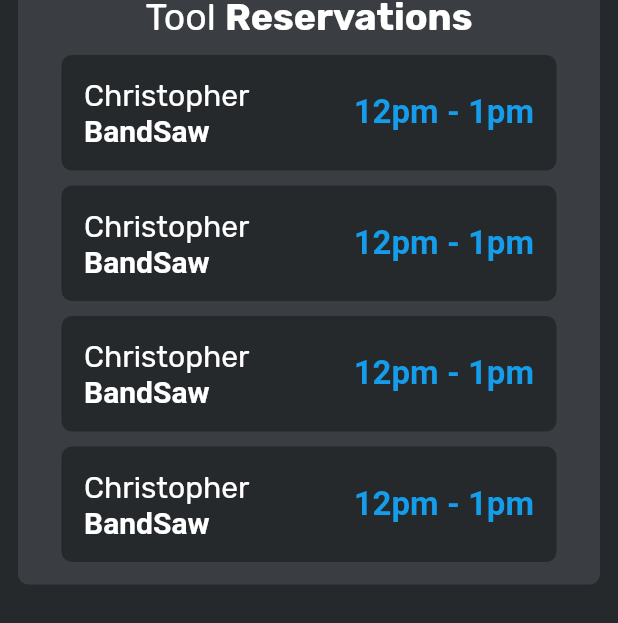
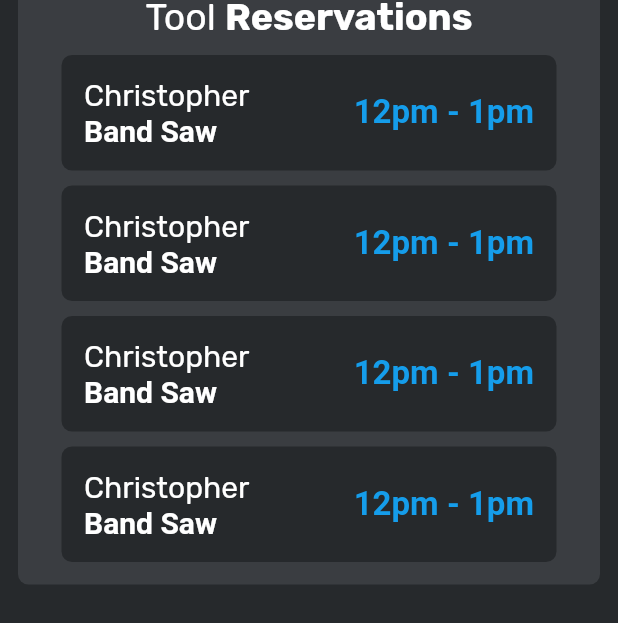
Before and after one commit to Team-Optix-3749/OptixToolkit, a Flutter app: the screen it shows once a user with an empty profile is signed in, item 2 of the bottom bar chosen, on a phone screen of 412 x 824 dp. Shown: the part 275-898 px from the top of the screen. Run offline on Flutter 3.47's test engine with Material 2 defaults, Android fonts, the phone set to English and light mode, and no system bars; our stand-ins replace cloud_firestore, firebase_auth, google_fonts, percent_indicator; accounts and stored records are empty.

Commit message:
we do can spel trust much indeed

```diff
--- a/lib/screens/pages/PartsPage.dart
+++ b/lib/screens/pages/PartsPage.dart
@@ -129,7 +129,7 @@ class PartsWidget extends StatelessWidget {
                                             text: "Christopher\n",
                                           ),
                                           TextSpan(
-                                            text: "BandSaw",
+                                            text: "Band Saw",
                                             style: TextStyle(
                                               fontWeight: FontWeight.bold,
                                             ),
@@ -186,7 +186,7 @@ class PartsWidget extends StatelessWidget {
                                             text: "Christopher\n",
                                           ),
                                           TextSpan(
-                                            text: "BandSaw",
+                                            text: "Band Saw",
                                             style: TextStyle(
                                               fontWeight: FontWeight.bold,
                                             ),
@@ -243,7 +243,7 @@ class PartsWidget extends StatelessWidget {
                                             text: "Christopher\n",
                                           ),
                                           TextSpan(
-                                            text: "BandSaw",
+                                            text: "Band Saw",
                                             style: TextStyle(
                                               fontWeight: FontWeight.bold,
                                             ),
@@ -300,7 +300,7 @@ class PartsWidget extends StatelessWidget {
                                             text: "Christopher\n",
                                           ),
                                           TextSpan(
-                                            text: "BandSaw",
+                                            text: "Band Saw",
                                             style: TextStyle(
                                               fontWeight: FontWeight.bold,
                                             ),
--- a/lib/screens/pages/ToolsPage.dart
+++ b/lib/screens/pages/ToolsPage.dart
@@ -143,7 +143,7 @@ class ToolWidget extends StatelessWidget {
                                             text: "Christopher\n",
                                           ),
                                           TextSpan(
-                                            text: "BandSaw",
+                                            text: "Band Saw",
                                             style: TextStyle(
                                               fontWeight: FontWeight.bold,
                                             ),
@@ -200,7 +200,7 @@ class ToolWidget extends StatelessWidget {
                                             text: "Christopher\n",
                                           ),
                                           TextSpan(
-                                            text: "BandSaw",
+                                            text: "Band Saw",
                                             style: TextStyle(
                                               fontWeight: FontWeight.bold,
                                             ),
@@ -257,7 +257,7 @@ class ToolWidget extends StatelessWidget {
                                             text: "Christopher\n",
                                           ),
                                           TextSpan(
-                                            text: "BandSaw",
+                                            text: "Band Saw",
                                             style: TextStyle(
                                               fontWeight: FontWeight.bold,
                                             ),
@@ -314,7 +314,7 @@ class ToolWidget extends StatelessWidget {
                                             text: "Christopher\n",
                                           ),
                                           TextSpan(
-                                            text: "BandSaw",
+                                            text: "Band Saw",
                                             style: TextStyle(
                                               fontWeight: FontWeight.bold,
                                             ),
```
